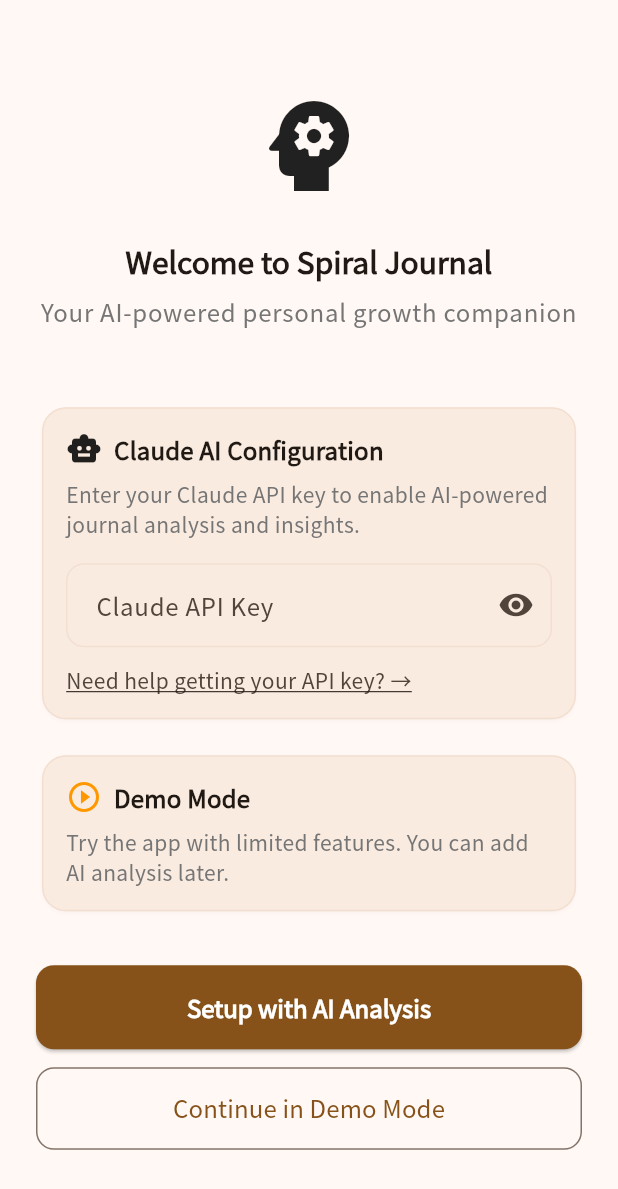
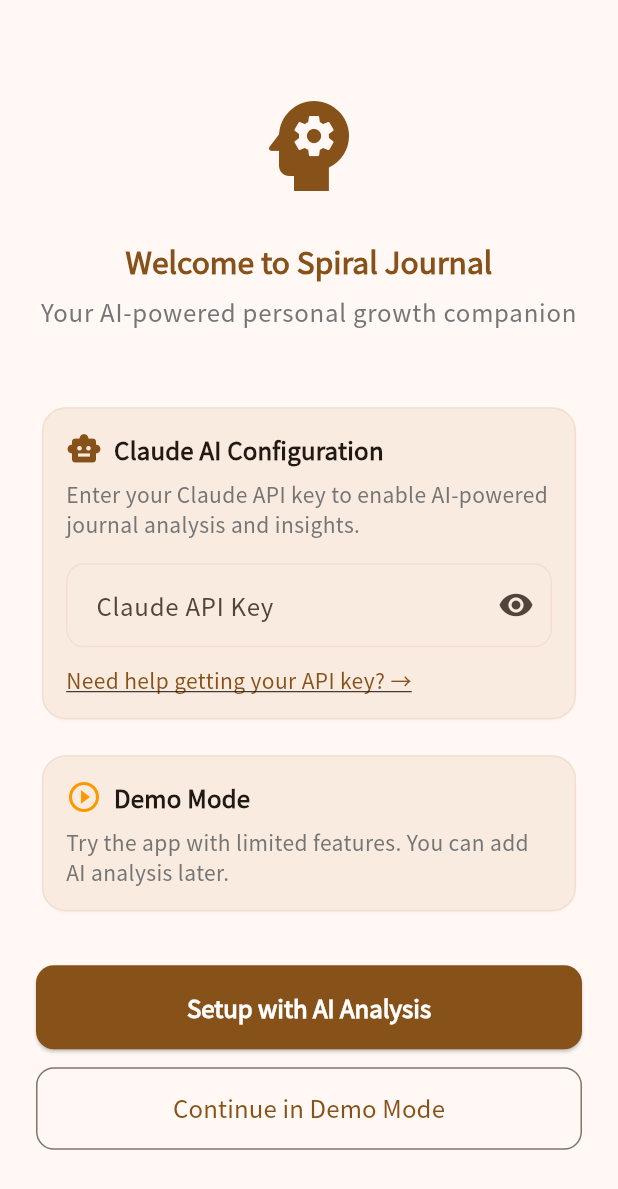
Before and after one commit to mikedesigns-nvisia/spiral_journal_flutter, a Flutter app: the screen it shows after launch, on a phone screen of 412 x 824 dp. Shown: the top 1189 px of the screen. Run offline on Flutter 3.47's test engine with Material 3 defaults, Android fonts, the phone set to English and light mode, and no system bars; our stand-ins replace cloud_firestore, dio, firebase_analytics, firebase_auth, firebase_core, google_fonts and 1 more; accounts and stored records are empty.

Commit message:
Upgrade Flutter to beta channel and add Android platform support
- Update Flutter from stable to beta channel
- Add Android platform configuration to project
- Update theme colors from primaryColor to primaryOrange
- Add Firebase/Firestore dependencies for data persistence
- Apply const optimizations for better performance

```diff
--- a/lib/screens/main_screen.dart
+++ b/lib/screens/main_screen.dart
@@ -55,7 +55,7 @@ class _MainScreenState extends State<MainScreen> {
         child: _screens[_currentIndex],
       ),
       bottomNavigationBar: Container(
-        decoration: BoxDecoration(
+        decoration: const BoxDecoration(
           color: AppTheme.backgroundPrimary,
           border: Border(
             top: BorderSide(
--- a/lib/screens/setup_screen.dart
+++ b/lib/screens/setup_screen.dart
@@ -43,7 +43,7 @@ class _SetupScreenState extends State<SetupScreen> {
                 const Icon(
                   Icons.psychology,
                   size: 80,
-                  color: AppTheme.primaryColor,
+                  color: AppTheme.primaryOrange,
                 ),
                 const SizedBox(height: 24),
 
@@ -51,7 +51,7 @@ class _SetupScreenState extends State<SetupScreen> {
                   'Welcome to Spiral Journal',
                   style: Theme.of(context).textTheme.headlineMedium?.copyWith(
                     fontWeight: FontWeight.bold,
-                    color: AppTheme.primaryColor,
+                    color: AppTheme.primaryOrange,
                   ),
                   textAlign: TextAlign.center,
                 ),
@@ -111,7 +111,7 @@ class _SetupScreenState extends State<SetupScreen> {
               children: [
                 Row(
                   children: [
-                    const Icon(Icons.smart_toy, color: AppTheme.primaryColor),
+                    const Icon(Icons.smart_toy, color: AppTheme.primaryOrange),
                     const SizedBox(width: 8),
                     Text(
                       'Claude AI Configuration',
@@ -160,7 +160,7 @@ class _SetupScreenState extends State<SetupScreen> {
                   child: Text(
                     'Need help getting your API key? →',
                     style: TextStyle(
-                      color: AppTheme.primaryColor,
+                      color: AppTheme.primaryOrange,
                       decoration: TextDecoration.underline,
                     ),
                   ),
@@ -214,7 +214,7 @@ class _SetupScreenState extends State<SetupScreen> {
         ElevatedButton(
           onPressed: _isLoading ? null : _setupWithApiKey,
           style: ElevatedButton.styleFrom(
-            backgroundColor: AppTheme.primaryColor,
+            backgroundColor: AppTheme.primaryOrange,
             foregroundColor: Colors.white,
             padding: const EdgeInsets.symmetric(vertical: 16),
             shape: RoundedRectangleBorder(
--- a/lib/services/claude_ai_service.dart
+++ b/lib/services/claude_ai_service.dart
@@ -26,7 +26,7 @@ class ClaudeAIService {
   Future<AIAnalysis> analyzeJournalEntry({
     required JournalEntry entry,
     required String userId,
-    Map<String, Core>? currentCores,
+    Map<String, EmotionalCore>? currentCores,
     String? recentPatterns,
   }) async {
     try {
@@ -139,7 +139,7 @@ Be encouraging and focus on positive development trends.
   /// Core personality evolution calculation
   Future<CoreEvolution> _calculateCoreChanges(
     String text,
-    Map<String, Core> currentCores
+    Map<String, EmotionalCore> currentCores
   ) async {
     final coresContext = currentCores.entries
         .map((e) => '${e.key}: ${e.value.percentage}%')
--- a/lib/theme/app_theme.dart
+++ b/lib/theme/app_theme.dart
@@ -51,8 +51,6 @@ class AppTheme {
         onSecondary: textPrimary,
         surface: backgroundPrimary,
         onSurface: textPrimary,
-        background: backgroundPrimary,
-        onBackground: textPrimary,
       ),
 
       // App Bar Theme
@@ -73,10 +71,10 @@ class AppTheme {
         color: backgroundSecondary,
         surfaceTintColor: Colors.transparent,
         elevation: 1,
-        shadowColor: Colors.black.withOpacity(0.1),
+        shadowColor: Colors.black.withValues(alpha: 0.1),
         shape: RoundedRectangleBorder(
           borderRadius: BorderRadius.circular(16),
-          side: BorderSide(color: backgroundTertiary, width: 1),
+          side: const BorderSide(color: backgroundTertiary, width: 1),
         ),
       ),
 
@@ -167,15 +165,15 @@ class AppTheme {
         fillColor: backgroundSecondary,
         border: OutlineInputBorder(
           borderRadius: BorderRadius.circular(12),
-          borderSide: BorderSide(color: backgroundTertiary),
+          borderSide: const BorderSide(color: backgroundTertiary),
         ),
         enabledBorder: OutlineInputBorder(
           borderRadius: BorderRadius.circular(12),
-          borderSide: BorderSide(color: backgroundTertiary),
+          borderSide: const BorderSide(color: backgroundTertiary),
         ),
         focusedBorder: OutlineInputBorder(
           borderRadius: BorderRadius.circular(12),
-          borderSide: BorderSide(color: primaryOrange, width: 2),
+          borderSide: const BorderSide(color: primaryOrange, width: 2),
         ),
         contentPadding: const EdgeInsets.all(16),
         hintStyle: GoogleFonts.notoSansJp(
@@ -226,12 +224,12 @@ class AppTheme {
   static LinearGradient get primaryGradient => const LinearGradient(
     begin: Alignment.topLeft,
     end: Alignment.bottomRight,
-    colors: [Color(0xFFFFFDCBF), Color(0xFFFFF8F5)],
+    colors: [Color(0xFFFFDCBF), Color(0xFFFFF8F5)],
   );
 
   static LinearGradient get cardGradient => const LinearGradient(
     begin: Alignment.topLeft,
     end: Alignment.bottomRight,
-    colors: [Color(0xFFFFFEFD9), Color(0xFFFFF8F5)],
+    colors: [Color(0xFFFFFEFD), Color(0xFFFFF8F5)],
   );
 }
--- a/lib/widgets/your_cores_card.dart
+++ b/lib/widgets/your_cores_card.dart
@@ -12,7 +12,7 @@ class YourCoresCard extends StatelessWidget {
           begin: Alignment.topLeft,
           end: Alignment.bottomRight,
           colors: [
-            Color(0xFFFFFEFD9),
+            Color(0xfffffefd9),
             Color(0xFFFFF8F5),
           ],
         ),
```
Also changed, not shown: lib/services/analysis_service.dart (+12 -8 lines), lib/services/firebase_service.dart (+52 -28 lines), pubspec.lock, 23 other files.
